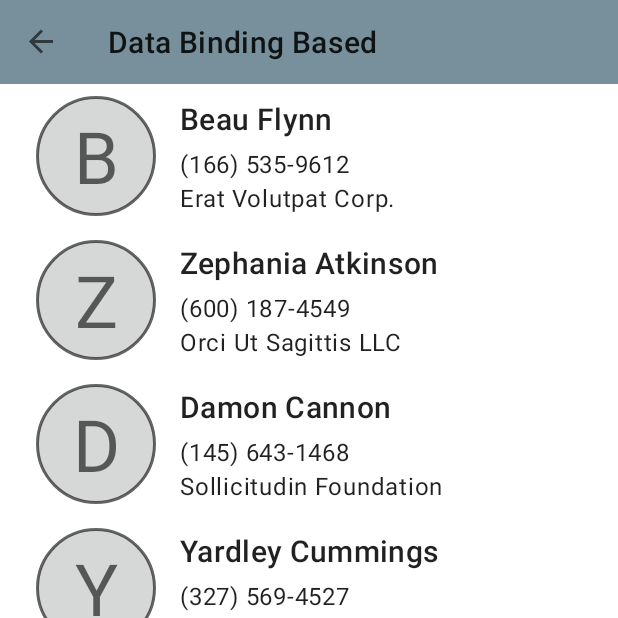
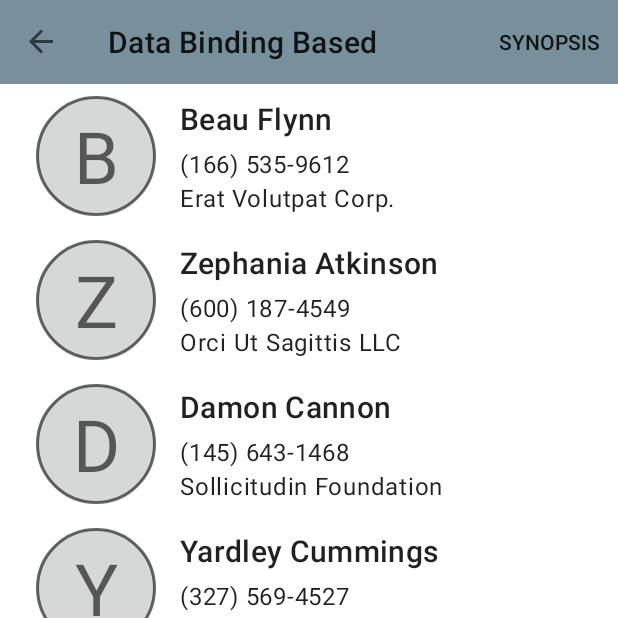
Before and after one commit to amardeshbd/android-recyclerview-onclick-listener, an Android app: the DataBindingAssistedFragment screen opened through its navigation route, on a phone screen of 412 x 824 dp, the top half of it. Run offline under Robolectric (Android 15) with nearby library versions, the phone set to English and light mode, and no system bars; our stand-ins replace Dagger/Hilt's generated code, Timber, data binding, navigation-ui; libraries missing offline, so code that uses them is left out: androidx.hilt.lifecycle; Roboto replaces fonts that are not available here.

Commit message:
[ADDED] Basic synopsis for the binding assisted adapter
Did some refactoring as well

```diff
--- /dev/null
+++ b/app/src/main/java/dev/hossain/android/research/samples/ExperimentBaseFragment.kt
@@ -0,0 +1,43 @@
+package dev.hossain.android.research.samples
+
+import android.os.Bundle
+import android.view.Menu
+import android.view.MenuInflater
+import android.view.MenuItem
+import androidx.fragment.app.Fragment
+import dev.hossain.android.research.R
+import timber.log.Timber
+
+abstract class ExperimentBaseFragment : Fragment() {
+
+    /**
+     * Called when user selects [R.id.menu_synopsis] from the tool bar.
+     */
+    abstract fun onSynopsisMenuClicked()
+
+    //
+    // Handle synopsis menu item for any example
+    //
+    override fun onCreate(savedInstanceState: Bundle?) {
+        super.onCreate(savedInstanceState)
+        setHasOptionsMenu(true)
+    }
+
+    override fun onCreateOptionsMenu(menu: Menu, inflater: MenuInflater) {
+        inflater.inflate(R.menu.menu_common_synopsis, menu)
+        super.onCreateOptionsMenu(menu, inflater)
+    }
+
+    override fun onOptionsItemSelected(item: MenuItem): Boolean {
+        when (item.itemId) {
+            R.id.menu_synopsis -> {
+                Timber.d("User selected to see synopsis")
+                onSynopsisMenuClicked()
+                return true
+            }
+            else -> {
+                return super.onOptionsItemSelected(item)
+            }
+        }
+    }
+}
--- a/app/src/main/java/dev/hossain/android/research/samples/databinding/DataBindingAssistedFragment.kt
+++ b/app/src/main/java/dev/hossain/android/research/samples/databinding/DataBindingAssistedFragment.kt
@@ -4,12 +4,13 @@ import android.os.Bundle
 import android.view.LayoutInflater
 import android.view.View
 import android.view.ViewGroup
-import androidx.fragment.app.Fragment
+import androidx.navigation.fragment.findNavController
 import androidx.recyclerview.widget.LinearLayoutManager
 import dev.hossain.android.research.data.SampleDataProvider
 import dev.hossain.android.research.databinding.ResearchDataBindingAssistedExampleFragmentBinding
+import dev.hossain.android.research.samples.ExperimentBaseFragment
 
-class DataBindingAssistedFragment : Fragment() {
+class DataBindingAssistedFragment : ExperimentBaseFragment() {
     override fun onCreateView(inflater: LayoutInflater, container: ViewGroup?, savedInstanceState: Bundle?): View? {
         val binding = ResearchDataBindingAssistedExampleFragmentBinding.inflate(inflater, container, false)
 
@@ -21,4 +22,11 @@ class DataBindingAssistedFragment : Fragment() {
 
         return binding.root
     }
+
+    override fun onSynopsisMenuClicked() {
+        findNavController().navigate(
+            DataBindingAssistedFragmentDirections
+                .actionDataBindingAssistedFragmentToShowSourceCodeFragment("synopsis_data_binding_listener.html")
+        )
+    }
 }
--- /dev/null
+++ b/app/src/main/res/menu/menu_common_synopsis.xml
@@ -0,0 +1,8 @@
+<?xml version="1.0" encoding="utf-8"?>
+<menu xmlns:android="http://schemas.android.com/apk/res/android"
+    xmlns:app="http://schemas.android.com/apk/res-auto">
+    <item
+        android:id="@+id/menu_synopsis"
+        android:title="@string/title_menu_summary_of_research"
+        app:showAsAction="always" />
+</menu>
--- a/app/src/main/res/navigation/app_nav_graph.xml
+++ b/app/src/main/res/navigation/app_nav_graph.xml
@@ -51,12 +51,21 @@
         android:id="@+id/dataBindingAssistedFragment"
         android:name="dev.hossain.android.research.samples.databinding.DataBindingAssistedFragment"
         android:label="@string/title_research_type_data_binding_assisted_recycler_view_example"
-        tools:layout="@layout/research_data_binding_assisted_example_fragment" />
+        tools:layout="@layout/research_data_binding_assisted_example_fragment">
+        <action
+            android:id="@+id/action_dataBindingAssistedFragment_to_showSourceCodeFragment"
+            app:destination="@id/showSourceCodeFragment"
+            app:enterAnim="@anim/slide_in_right"
+            app:exitAnim="@anim/slide_out_left"
+            app:popEnterAnim="@anim/slide_in_left"
+            app:popExitAnim="@anim/slide_out_right" />
+    </fragment>
     <fragment
         android:id="@+id/showSourceCodeFragment"
         android:name="dev.hossain.android.research.viewcode.ShowSourceCodeFragment"
         android:label="@string/title_show_source_code_and_synopsis"
         tools:layout="@layout/fragment_show_source_code">
+        <!-- HTML file name that is inside `assets` resource directory -->
         <argument
             android:name="htmlFilePath"
             app:argType="string" />
@@ -65,5 +74,13 @@
         android:id="@+id/nonDataBindingFragment"
         android:name="dev.hossain.android.research.samples.listenerinterface.NonDataBindingFragment"
         android:label="@string/title_research_type_non_data_binding_listener_callback_recycler_view_example"
-        tools:layout="@layout/common_full_screen_recycler_view" />
+        tools:layout="@layout/common_full_screen_recycler_view">
+        <action
+            android:id="@+id/action_nonDataBindingFragment_to_showSourceCodeFragment"
+            app:destination="@id/showSourceCodeFragment"
+            app:enterAnim="@anim/slide_in_right"
+            app:exitAnim="@anim/slide_out_left"
+            app:popEnterAnim="@anim/slide_in_left"
+            app:popExitAnim="@anim/slide_out_right" />
+    </fragment>
 </navigation>
```
Also changed, not shown: 3 other files.
